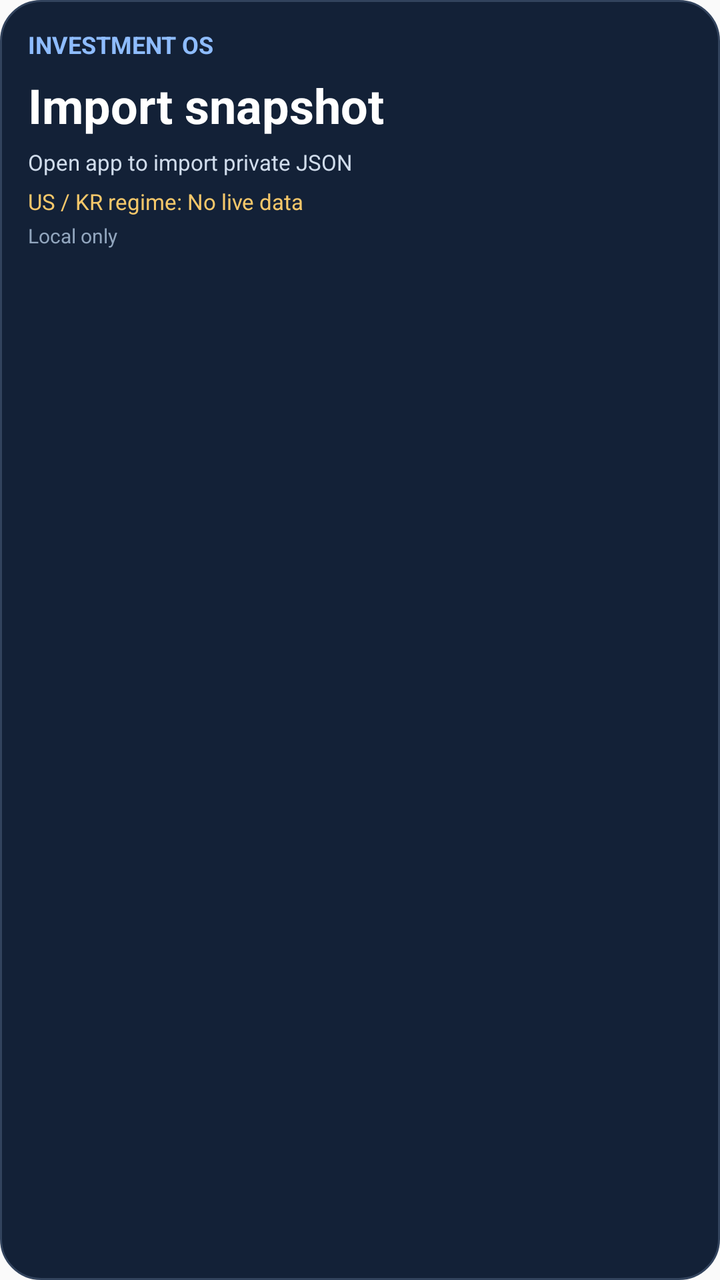
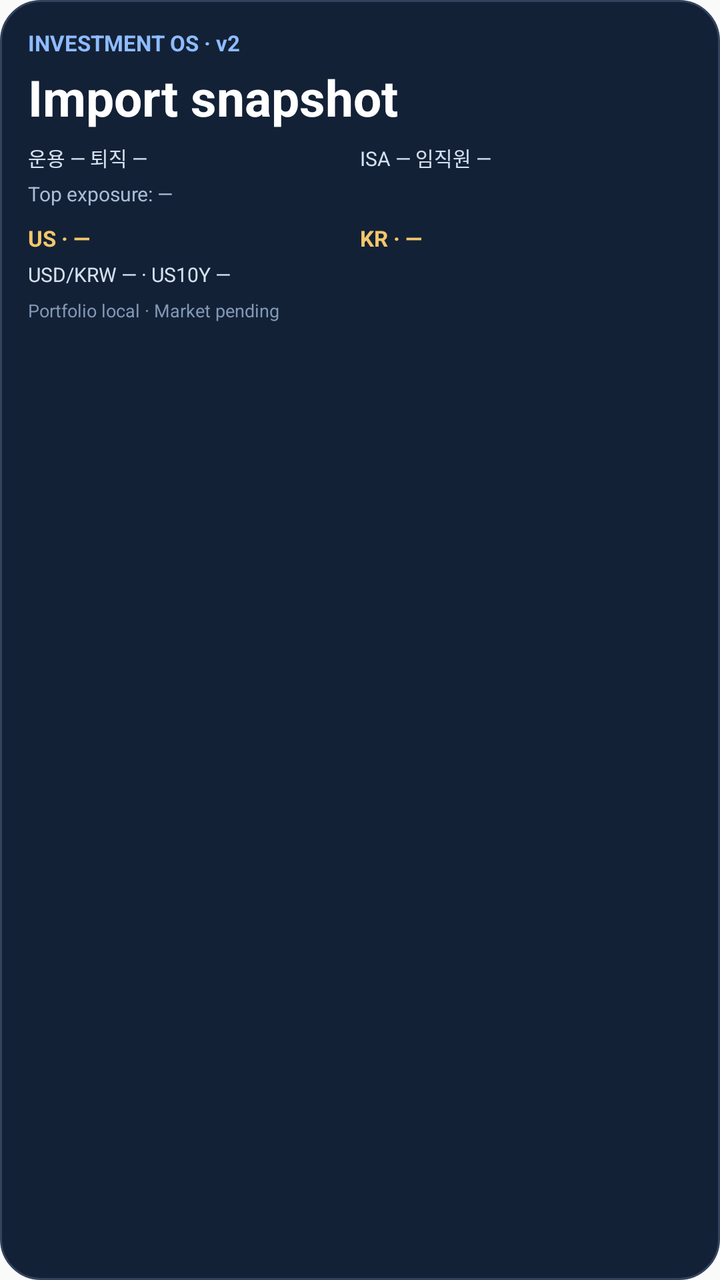

Before-and-after screenshots of an Android layout around one commit, followed by the original layout XML and the change that was made.
<!-- AndroidManifest.xml: application theme android:Theme.Material.Light.NoActionBar -->
<!-- res/layout/portfolio_widget.xml -->
<?xml version="1.0" encoding="utf-8"?>
<LinearLayout xmlns:android="http://schemas.android.com/apk/res/android"
    android:id="@+id/widget_root" android:layout_width="match_parent" android:layout_height="match_parent"
    android:orientation="vertical" android:padding="14dp" android:background="@drawable/widget_background">
    <TextView android:id="@+id/title" android:layout_width="match_parent" android:layout_height="wrap_content"
        android:text="INVESTMENT OS" android:textSize="12sp" android:textStyle="bold" android:textColor="#8EBCFF"/>
    <TextView android:id="@+id/total" android:layout_width="match_parent" android:layout_height="wrap_content"
        android:text="Import snapshot" android:textSize="24sp" android:textStyle="bold"
        android:textColor="#FFFFFF" android:singleLine="true" android:ellipsize="end" android:layout_marginTop="6dp"/>
    <TextView android:id="@+id/detail" android:layout_width="match_parent" android:layout_height="wrap_content"
        android:text="Open app to import private JSON" android:textSize="11sp" android:textColor="#D0DCEB"
        android:singleLine="true" android:ellipsize="end" android:layout_marginTop="5dp"/>
    <TextView android:id="@+id/market" android:layout_width="match_parent" android:layout_height="wrap_content"
        android:text="US / KR regime: No live data" android:textSize="11sp" android:textColor="#F4C76A"
        android:singleLine="true" android:ellipsize="end" android:layout_marginTop="5dp"/>
    <TextView android:id="@+id/date" android:layout_width="match_parent" android:layout_height="wrap_content"
        android:text="Local only" android:textSize="10sp" android:textColor="#92A6BE"
        android:singleLine="true" android:ellipsize="end" android:layout_marginTop="3dp"/>
</LinearLayout>
<!-- resources referenced by this layout -->
<resources>
  <!-- drawable widget_background (drawable) -->
  <?xml version="1.0" encoding="utf-8"?>
  <shape xmlns:android="http://schemas.android.com/apk/res/android">
      <solid android:color="#132137"/>
      <corners android:radius="20dp"/>
      <stroke android:width="1dp" android:color="#32435D"/>
  </shape>
</resources>

<!-- the commit's change to res/layout/portfolio_widget.xml (unified diff, before → after) -->
@@ -2,18 +2,41 @@
 <LinearLayout xmlns:android="http://schemas.android.com/apk/res/android"
     android:id="@+id/widget_root" android:layout_width="match_parent" android:layout_height="match_parent"
     android:orientation="vertical" android:padding="14dp" android:background="@drawable/widget_background">
+
     <TextView android:id="@+id/title" android:layout_width="match_parent" android:layout_height="wrap_content"
-        android:text="INVESTMENT OS" android:textSize="12sp" android:textStyle="bold" android:textColor="#8EBCFF"/>
+        android:text="INVESTMENT OS · v2" android:textSize="11sp" android:textStyle="bold" android:textColor="#8EBCFF"/>
+
     <TextView android:id="@+id/total" android:layout_width="match_parent" android:layout_height="wrap_content"
-        android:text="Import snapshot" android:textSize="24sp" android:textStyle="bold"
-        android:textColor="#FFFFFF" android:singleLine="true" android:ellipsize="end" android:layout_marginTop="6dp"/>
-    <TextView android:id="@+id/detail" android:layout_width="match_parent" android:layout_height="wrap_content"
-        android:text="Open app to import private JSON" android:textSize="11sp" android:textColor="#D0DCEB"
+        android:text="Import snapshot" android:textSize="25sp" android:textStyle="bold"
+        android:textColor="#FFFFFF" android:singleLine="true" android:ellipsize="end" android:layout_marginTop="3dp"/>
+
+    <LinearLayout android:layout_width="match_parent" android:layout_height="wrap_content"
+        android:orientation="horizontal" android:layout_marginTop="6dp">
+        <TextView android:id="@+id/asset_left" android:layout_width="0dp" android:layout_height="wrap_content"
+            android:layout_weight="1" android:text="운용 —
+퇴직 —" android:textSize="10sp" android:textColor="#D5E1EF"/>
+        <TextView android:id="@+id/asset_right" android:layout_width="0dp" android:layout_height="wrap_content"
+            android:layout_weight="1" android:text="ISA —
+임직원 —" android:textSize="10sp" android:textColor="#D5E1EF"/>
+    </LinearLayout>
+
+    <TextView android:id="@+id/top_exposure" android:layout_width="match_parent" android:layout_height="wrap_content"
+        android:text="Top exposure: —" android:textSize="10sp" android:textColor="#A9BDD5"
+        android:singleLine="true" android:ellipsize="end" android:layout_marginTop="4dp"/>
+
+    <LinearLayout android:layout_width="match_parent" android:layout_height="wrap_content"
+        android:orientation="horizontal" android:layout_marginTop="8dp">
+        <TextView android:id="@+id/us_market" android:layout_width="0dp" android:layout_height="wrap_content"
+            android:layout_weight="1" android:text="US · —" android:textStyle="bold" android:textSize="11sp" android:textColor="#F4C76A"/>
+        <TextView android:id="@+id/kr_market" android:layout_width="0dp" android:layout_height="wrap_content"
+            android:layout_weight="1" android:text="KR · —" android:textStyle="bold" android:textSize="11sp" android:textColor="#F4C76A"/>
+    </LinearLayout>
+
+    <TextView android:id="@+id/macro" android:layout_width="match_parent" android:layout_height="wrap_content"
+        android:text="USD/KRW — · US10Y —" android:textSize="10sp" android:textColor="#D5E1EF"
+        android:singleLine="true" android:ellipsize="end" android:layout_marginTop="4dp"/>
+
+    <TextView android:id="@+id/date" android:layout_width="match_parent" android:layout_height="wrap_content"
+        android:text="Portfolio local · Market pending" android:textSize="9sp" android:textColor="#8298B3"
         android:singleLine="true" android:ellipsize="end" android:layout_marginTop="5dp"/>
-    <TextView android:id="@+id/market" android:layout_width="match_parent" android:layout_height="wrap_content"
-        android:text="US / KR regime: No live data" android:textSize="11sp" android:textColor="#F4C76A"
-        android:singleLine="true" android:ellipsize="end" android:layout_marginTop="5dp"/>
-    <TextView android:id="@+id/date" android:layout_width="match_parent" android:layout_height="wrap_content"
-        android:text="Local only" android:textSize="10sp" android:textColor="#92A6BE"
-        android:singleLine="true" android:ellipsize="end" android:layout_marginTop="3dp"/>
 </LinearLayout>
